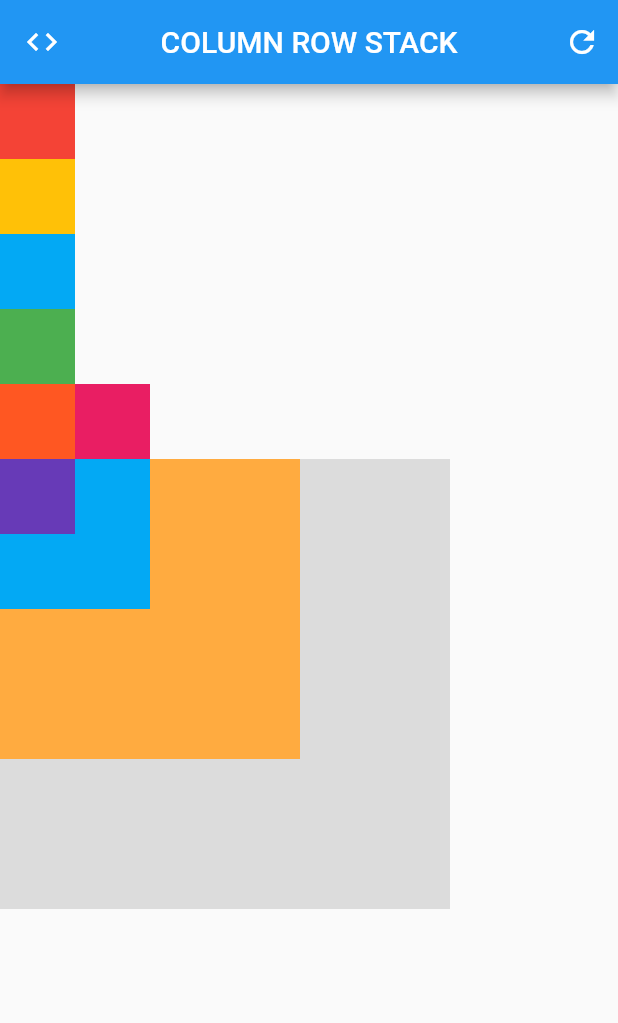
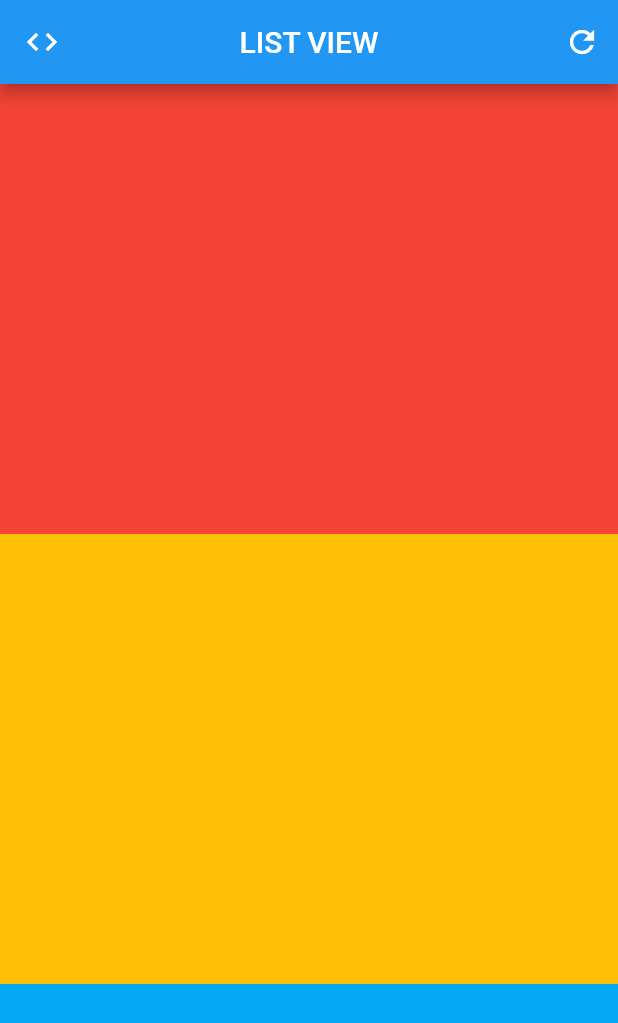
Before and after one commit to jutionck/beginning-flutter-course, a Flutter app: the screen it shows after launch, on a phone screen of 412 x 824 dp. Shown: the top 1023 px of the screen. Run offline on Flutter 3.47's test engine with Material 2 defaults, Android fonts, the phone set to English and light mode, and no system bars.

Commit message:
Pengenalan ListView Widget dengan ListView.builder

```diff
--- a/lib/main.dart
+++ b/lib/main.dart
@@ -1,25 +1,25 @@
 import 'package:flutter/material.dart';
 
-/// Colum Widget digunakan utnuk menyusun widget-widget ke bawah atau secara vertikal
-/// Row Widget digunakan untuk menyusun widget-widget ke samping atau horizontal
-/// Stack Widget digunakan untuk menyusun widget-widget secara tumpuk/stack
-/// Column dan Row mempunyai properti mainAxis dan Cross Axis
+/// ListView Widget digunakan untuk menyusun widget-widget yang tidak diketahui batasannya
+/// ListView dapat di scroll
+/// Scroll dapat di atur tergantung mau ke arah mana vertikal maupun horizontal
+/// ListView.builder mempunyai sebuah properti itemCount dan itemBuilder
+/// ListView.separated mempunya properti tambahan separatedBuilder berfungsi untuk memberikan batasan antar widget
 
 void main() => runApp(MyApp());
 
 class MyApp extends StatelessWidget {
-  const MyApp({Key? key}) : super(key: key);
-
-  // List<Color> listColor = [Colors.red, Colors.amber, Colors.lightBlue];
+  final List<Color> myColor = [Colors.red, Colors.amber, Colors.lightBlue, Colors.green];
 
   @override
   Widget build(BuildContext context) {
     return MaterialApp(
       debugShowCheckedModeBanner: false, // menghilangkan banner showDebugBanner
       home: Scaffold(
-        appBar: AppBar( // sebetulnya appBar ini membutuhkan PreferredSizeWidget, tetapi karena AppBar sudah extends jadi tidak perlu lagi
+        appBar: AppBar(
+          // sebetulnya appBar ini membutuhkan PreferredSizeWidget, tetapi karena AppBar sudah extends jadi tidak perlu lagi
           leading: Icon(Icons.code), // biasanya icon
-          title: Text('COLUMN ROW STACK'),
+          title: Text('LIST VIEW'),
           centerTitle: true, // default pada Android adalah false, ios true
           actions: [
             IconButton(
@@ -28,70 +28,15 @@ class MyApp extends StatelessWidget {
             )
           ],
         ),
-        body: Column(
-          mainAxisAlignment: MainAxisAlignment.start,
-          crossAxisAlignment: CrossAxisAlignment.start,
-          children: [
-            Container(
-              width: 50,
-              height: 50,
-              color: Colors.red,
-            ),
-            Container(
-              width: 50,
-              height: 50,
-              color: Colors.amber,
-            ),
-            Container(
-              width: 50,
-              height: 50,
-              color: Colors.lightBlue,
-            ),
-            Container(
-              width: 50,
-              height: 50,
-              color: Colors.green,
-            ),
-            Row(
-              crossAxisAlignment: CrossAxisAlignment.center,
-              children: [
-                Container(
-                  width: 50,
-                  height: 50,
-                  color: Colors.deepOrange,
-                ),
-                Container(
-                  width: 50,
-                  height: 50,
-                  color: Colors.pink,
-                )
-              ],
-            ),
-            Stack(
-              children: [
-                Container(
-                  width: 300,
-                  height: 300,
-                  color: Colors.black12,
-                ),
-                Container(
-                  width: 200,
-                  height: 200,
-                  color: Colors.orangeAccent,
-                ),
-                Container(
-                  width: 100,
-                  height: 100,
-                  color: Colors.lightBlue,
-                ),
-                Container(
-                  width: 50,
-                  height: 50,
-                  color: Colors.deepPurple,
-                )
-              ],
-            )
-          ],
+        body: ListView.builder(
+          itemCount: myColor.length,
+          itemBuilder: (contex, index) {
+            return Container(
+              width: 300,
+              height: 300,
+              color: myColor[index],
+            );
+          },
         ),
       ),
     );
```
